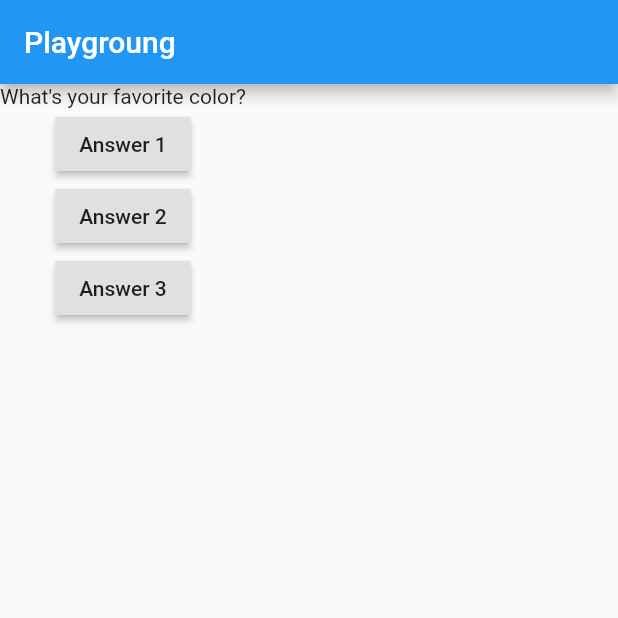
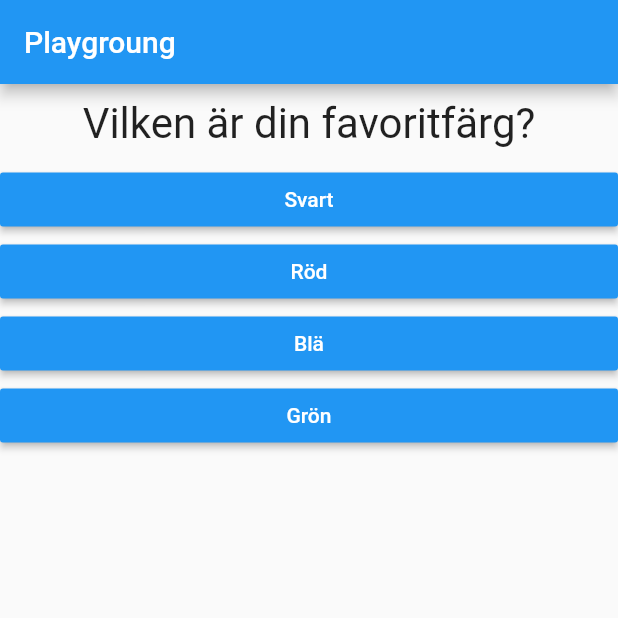
Before and after one commit to arenac/flutter_playground, a Flutter app: the screen it shows after launch, on a phone screen of 412 x 824 dp, the top half of it. Run offline on Flutter 3.47's test engine with Material 2 defaults, Android fonts, the phone set to English and light mode, and no system bars.

Commit message:
added answer and dynamic buttons

```diff
--- /dev/null
+++ b/lib/answer.dart
@@ -0,0 +1,19 @@
+import 'package:flutter/material.dart';
+
+class Answer extends StatelessWidget {
+  final Function selectedHandler;
+  final String answerText;
+  Answer(this.selectedHandler, this.answerText);
+  @override
+  Widget build(BuildContext context) {
+    return Container(
+      width: double.infinity,
+      child: RaisedButton(
+        child: Text(this.answerText),
+        textColor: Colors.white,
+        color: Colors.blue,
+        onPressed: selectedHandler,
+      ),
+    );
+  }
+}
--- a/lib/main.dart
+++ b/lib/main.dart
@@ -1,3 +1,4 @@
+import 'package:complete_guide/answer.dart';
 import 'package:complete_guide/question.dart';
 import 'package:flutter/material.dart';
 
@@ -13,7 +14,7 @@ class MyApp extends StatefulWidget {
 class _MyAppState extends State<MyApp> {
   var _questionIdex = 0;
 
-  void aswerdQuestion() {
+  void _answerQuestion() {
     /*
     I order to render the screen, besides extends State<>, I need to wrap the logic
     to update the UI by using the method setState(), like
@@ -27,8 +28,18 @@ class _MyAppState extends State<MyApp> {
   @override
   Widget build(BuildContext context) {
     var questions = [
-      'What\'s your favorite color?',
-      'What\'s your favorite animal?'
+      {
+        'questionText': 'Vilken är din favoritfärg?',
+        'answers': ['Svart', 'Röd', 'Blä', 'Grön']
+      },
+      {
+        'questionText': 'Vilket är ditt favoritdjur?',
+        'answers': ['Anka', 'Älg', 'Häst', 'Hund']
+      },
+      {
+        'questionText': 'Vad är din favoritmat?',
+        'answers': ['Nötkött', 'Pizza', 'Frukt', 'Glass']
+      },
     ];
     return MaterialApp(
       home: Scaffold(
@@ -37,19 +48,12 @@ class _MyAppState extends State<MyApp> {
         ),
         body: Column(
           children: [
-            Question(questions[_questionIdex]),
-            RaisedButton(
-              child: Text('Answer 1'),
-              onPressed: () => aswerdQuestion(),
-            ),
-            RaisedButton(
-              child: Text('Answer 2'),
-              onPressed: () => aswerdQuestion(),
-            ),
-            RaisedButton(
-              child: Text('Answer 3'),
-              onPressed: () => aswerdQuestion(),
-            ),
+            Question(questions[_questionIdex]['questionText']),
+            //... add the values from a list to a list. This avoid to neast a list into another one
+            ...(questions[_questionIdex]['answers'] as List<String>)
+                .map((answer) {
+              return Answer(_answerQuestion, answer);
+            }).toList()
           ],
         ),
       ),
--- a/lib/question.dart
+++ b/lib/question.dart
@@ -1,14 +1,19 @@
 import 'package:flutter/cupertino.dart';
 
 class Question extends StatelessWidget {
-
-  String questionText;
+  final String questionText;
 
   Question(this.questionText);
 
   @override
   Widget build(BuildContext context) {
-    return Text(questionText);
+    return Container(
+        width: double.infinity,
+        margin: EdgeInsets.all(10),
+        child: Text(
+          questionText,
+          style: TextStyle(fontSize: 28),
+          textAlign: TextAlign.center,
+        ));
   }
-
 }
```
